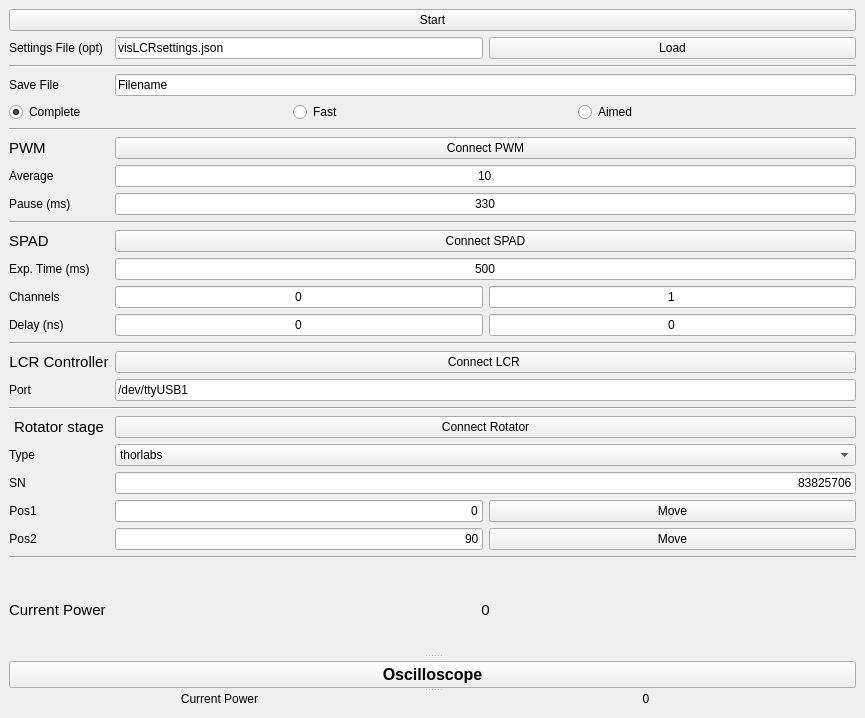
Old version of the form visLCR.ui in the repository qLuxor/pylabtools.
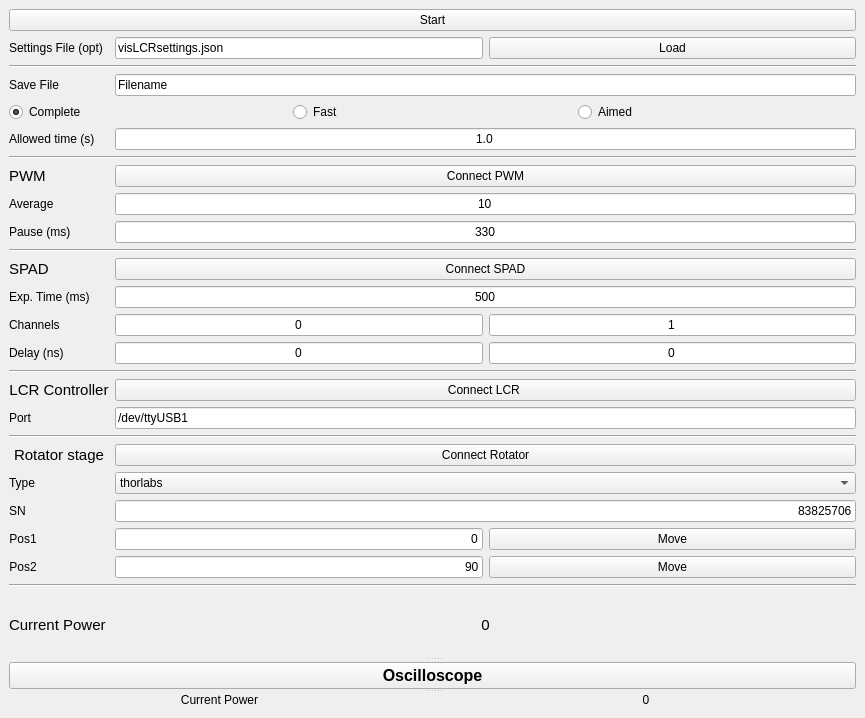
New version of the form.

Commit message: Fixed missing UI for allowtime

Patch:
```diff
--- a/visLCR.ui
+++ b/visLCR.ui
@@ -46,16 +46,6 @@
                </property>
               </widget>
              </item>
-             <item row="8" column="1" colspan="2">
-              <widget class="QLineEdit" name="txtPause">
-               <property name="text">
-                <string>330</string>
-               </property>
-               <property name="alignment">
-                <set>Qt::AlignCenter</set>
-               </property>
-              </widget>
-             </item>
              <item row="3" column="0">
               <widget class="QLabel" name="label_16">
                <property name="text">
@@ -70,6 +60,38 @@
                </property>
               </widget>
              </item>
+             <item row="9" column="1" colspan="2">
+              <widget class="QLineEdit" name="txtPause">
+               <property name="text">
+                <string>330</string>
+               </property>
+               <property name="alignment">
+                <set>Qt::AlignCenter</set>
+               </property>
+              </widget>
+             </item>
+             <item row="12" column="1" colspan="2">
+              <widget class="QLineEdit" name="txtExposure">
+               <property name="text">
+                <string>500</string>
+               </property>
+               <property name="alignment">
+                <set>Qt::AlignCenter</set>
+               </property>
+              </widget>
+             </item>
+             <item row="11" column="0">
+              <widget class="QLabel" name="label_6">
+               <property name="font">
+                <font>
+                 <pointsize>11</pointsize>
+                </font>
+               </property>
+               <property name="text">
+                <string>SPAD</string>
+               </property>
+              </widget>
+             </item>
              <item row="1" column="0">
               <widget class="QLabel" name="label_13">
                <property name="text">
@@ -77,6 +99,13 @@
                </property>
               </widget>
              </item>
+             <item row="6" column="0" colspan="3">
+              <widget class="Line" name="line_6">
+               <property name="orientation">
+                <enum>Qt::Horizontal</enum>
+               </property>
+              </widget>
+             </item>
              <item row="2" column="0" colspan="3">
               <widget class="Line" name="line_5">
                <property name="orientation">
@@ -84,68 +113,31 @@
                </property>
               </widget>
              </item>
-             <item row="5" column="0" colspan="3">
-              <widget class="Line" name="line_6">
-               <property name="orientation">
-                <enum>Qt::Horizontal</enum>
-               </property>
-              </widget>
-             </item>
-             <item row="8" column="0">
+             <item row="9" column="0">
               <widget class="QLabel" name="label_17">
                <property name="text">
                 <string>Pause (ms)</string>
                </property>
               </widget>
              </item>
-             <item row="10" column="0">
-              <widget class="QLabel" name="label_6">
-               <property name="font">
-                <font>
-                 <pointsize>11</pointsize>
-                </font>
-               </property>
+             <item row="13" column="2">
+              <widget class="QLineEdit" name="txtSPADOtherChannel">
                <property name="text">
-                <string>SPAD</string>
+                <string>1</string>
+               </property>
+               <property name="alignment">
+                <set>Qt::AlignCenter</set>
                </property>
               </widget>
              </item>
              <item row="11" column="1" colspan="2">
-              <widget class="QLineEdit" name="txtExposure">
+              <widget class="QPushButton" name="btnConnectSPAD">
                <property name="text">
-                <string>500</string>
+                <string>Connect SPAD</string>
                </property>
-               <property name="alignment">
-                <set>Qt::AlignCenter</set>
-               </property>
               </widget>
              </item>
-             <item row="15" column="0">
-              <widget class="QLabel" name="label_4">
-               <property name="font">
-                <font>
-                 <pointsize>11</pointsize>
-                </font>
-               </property>
-               <property name="text">
-                <string>LCR Controller</string>
-               </property>
-               <property name="alignment">
-                <set>Qt::AlignCenter</set>
-               </property>
-              </widget>
-             </item>
-             <item row="7" column="1" colspan="2">
-              <widget class="QLineEdit" name="txtAverage">
-               <property name="text">
-                <string>10</string>
-               </property>
-               <property name="alignment">
-                <set>Qt::AlignCenter</set>
-               </property>
-              </widget>
-             </item>
-             <item row="16" column="1" colspan="2">
+             <item row="17" column="1" colspan="2">
               <widget class="QLineEdit" name="txtPort">
                <property name="text">
                 <string>/dev/ttyUSB1</string>
@@ -155,17 +147,10 @@
                </property>
               </widget>
              </item>
-             <item row="10" column="1" colspan="2">
-              <widget class="QPushButton" name="btnConnectSPAD">
+             <item row="8" column="1" colspan="2">
+              <widget class="QLineEdit" name="txtAverage">
                <property name="text">
-                <string>Connect SPAD</string>
-               </property>
-              </widget>
-             </item>
-             <item row="12" column="2">
-              <widget class="QLineEdit" name="txtSPADOtherChannel">
-               <property name="text">
-                <string>1</string>
+                <string>10</string>
                </property>
                <property name="alignment">
                 <set>Qt::AlignCenter</set>
@@ -173,13 +158,21 @@
               </widget>
              </item>
              <item row="16" column="0">
-              <widget class="QLabel" name="label_9">
+              <widget class="QLabel" name="label_4">
+               <property name="font">
+                <font>
+                 <pointsize>11</pointsize>
+                </font>
+               </property>
                <property name="text">
-                <string>Port</string>
+                <string>LCR Controller</string>
+               </property>
+               <property name="alignment">
+                <set>Qt::AlignCenter</set>
                </property>
               </widget>
              </item>
-             <item row="6" column="0">
+             <item row="7" column="0">
               <widget class="QLabel" name="label_5">
                <property name="font">
                 <font>
@@ -191,31 +184,28 @@
                </property>
               </widget>
              </item>
-             <item row="6" column="1" colspan="2">
+             <item row="17" column="0">
+              <widget class="QLabel" name="label_9">
+               <property name="text">
+                <string>Port</string>
+               </property>
+              </widget>
+             </item>
+             <item row="7" column="1" colspan="2">
               <widget class="QPushButton" name="btnConnectPWM">
                <property name="text">
                 <string>Connect PWM</string>
                </property>
               </widget>
              </item>
-             <item row="13" column="2">
-              <widget class="QLineEdit" name="txtOtherDelay">
-               <property name="text">
-                <string>0</string>
-               </property>
-               <property name="alignment">
-                <set>Qt::AlignCenter</set>
-               </property>
-              </widget>
-             </item>
-             <item row="9" column="0" colspan="3">
+             <item row="10" column="0" colspan="3">
               <widget class="Line" name="line">
                <property name="orientation">
                 <enum>Qt::Horizontal</enum>
                </property>
               </widget>
              </item>
-             <item row="13" column="1">
+             <item row="14" column="1">
               <widget class="QLineEdit" name="txtDelay">
                <property name="text">
                 <string>0</string>
@@ -225,38 +215,31 @@
                </property>
               </widget>
              </item>
-             <item row="15" column="1" colspan="2">
-              <widget class="QPushButton" name="btnConnectLCR">
+             <item row="14" column="2">
+              <widget class="QLineEdit" name="txtOtherDelay">
                <property name="text">
-                <string>Connect LCR </string>
+                <string>0</string>
+               </property>
+               <property name="alignment">
+                <set>Qt::AlignCenter</set>
                </property>
               </widget>
              </item>
-             <item row="11" column="0">
+             <item row="12" column="0">
               <widget class="QLabel" name="label">
                <property name="text">
                 <string>Exp. Time (ms)</string>
                </property>
               </widget>
              </item>
-             <item row="12" column="1">
-              <widget class="QLineEdit" name="txtSPADChannel">
+             <item row="16" column="1" colspan="2">
+              <widget class="QPushButton" name="btnConnectLCR">
                <property name="text">
-                <string>0</string>
+                <string>Connect LCR </string>
                </property>
-               <property name="alignment">
-                <set>Qt::AlignCenter</set>
-               </property>
               </widget>
              </item>
-             <item row="12" column="0">
-              <widget class="QLabel" name="label_10">
-               <property name="text">
-                <string>Channels</string>
-               </property>
-              </widget>
-             </item>
-             <item row="14" column="0" colspan="3">
+             <item row="15" column="0" colspan="3">
               <widget class="Line" name="line_2">
                <property name="orientation">
                 <enum>Qt::Horizontal</enum>
@@ -264,20 +247,37 @@
               </widget>
              </item>
              <item row="13" column="0">
+              <widget class="QLabel" name="label_10">
+               <property name="text">
+                <string>Channels</string>
+               </property>
+              </widget>
+             </item>
+             <item row="13" column="1">
+              <widget class="QLineEdit" name="txtSPADChannel">
+               <property name="text">
+                <string>0</string>
+               </property>
+               <property name="alignment">
+                <set>Qt::AlignCenter</set>
+               </property>
+              </widget>
+             </item>
+             <item row="14" column="0">
               <widget class="QLabel" name="label_11">
                <property name="text">
                 <string>Delay (ns)</string>
                </property>
               </widget>
              </item>
-             <item row="7" column="0">
+             <item row="8" column="0">
               <widget class="QLabel" name="label_8">
                <property name="text">
                 <string>Average</string>
                </property>
               </widget>
              </item>
-             <item row="24" column="0">
+             <item row="25" column="0">
               <widget class="QLabel" name="label_12">
                <property name="font">
                 <font>
@@ -289,7 +289,7 @@
                </property>
               </widget>
              </item>
-             <item row="19" column="1" colspan="2">
+             <item row="20" column="1" colspan="2">
               <widget class="QComboBox" name="cmbLinearStage">
                <property name="sizePolicy">
                 <sizepolicy hsizetype="MinimumExpanding" vsizetype="Fixed">
@@ -307,7 +307,7 @@
                </item>
               </widget>
              </item>
-             <item row="20" column="1" colspan="2">
+             <item row="21" column="1" colspan="2">
               <widget class="QLineEdit" name="txtSN">
                <property name="sizePolicy">
                 <sizepolicy hsizetype="MinimumExpanding" vsizetype="Fixed">
@@ -323,7 +323,30 @@
                </property>
               </widget>
              </item>
-             <item row="22" column="1">
+             <item row="24" column="0" colspan="3">
+              <widget class="Line" name="line_4">
+               <property name="orientation">
+                <enum>Qt::Horizontal</enum>
+               </property>
+              </widget>
+             </item>
+             <item row="23" column="0">
+              <widget class="QLabel" name="label_3">
+               <property name="sizePolicy">
+                <sizepolicy hsizetype="Maximum" vsizetype="Preferred">
+                 <horstretch>0</horstretch>
+                 <verstretch>0</verstretch>
+                </sizepolicy>
+               </property>
+               <property name="text">
+                <string>Pos2</string>
+               </property>
+               <property name="alignment">
+                <set>Qt::AlignCenter</set>
+               </property>
+              </widget>
+             </item>
+             <item row="23" column="1">
               <widget class="QLineEdit" name="txtPos2">
                <property name="sizePolicy">
                 <sizepolicy hsizetype="MinimumExpanding" vsizetype="Fixed">
@@ -340,29 +363,6 @@
               </widget>
              </item>
              <item row="22" column="0">
-              <widget class="QLabel" name="label_3">
-               <property name="sizePolicy">
-                <sizepolicy hsizetype="Maximum" vsizetype="Preferred">
-                 <horstretch>0</horstretch>
-                 <verstretch>0</verstretch>
-                </sizepolicy>
-               </property>
-               <property name="text">
-                <string>Pos2</string>
-               </property>
-               <property name="alignment">
-                <set>Qt::AlignCenter</set>
-               </property>
-              </widget>
-             </item>
-             <item row="23" column="0" colspan="3">
-              <widget class="Line" name="line_4">
-               <property name="orientation">
-                <enum>Qt::Horizontal</enum>
-               </property>
-              </widget>
-             </item>
-             <item row="21" column="0">
               <widget class="QLabel" name="label_2">
                <property name="sizePolicy">
                 <sizepolicy hsizetype="Maximum" vsizetype="Preferred">
@@ -378,7 +378,7 @@
                </property>
               </widget>
              </item>
-             <item row="21" column="1">
+             <item row="22" column="1">
               <widget class="QLineEdit" name="txtPos1">
                <property name="sizePolicy">
                 <sizepolicy hsizetype="MinimumExpanding" vsizetype="Fixed">
@@ -394,7 +394,14 @@
                </property>
               </widget>
              </item>
-             <item row="24" column="1" colspan="2">
+             <item row="18" column="0" colspan="3">
+              <widget class="Line" name="line_3">
+               <property name="orientation">
+                <enum>Qt::Horizontal</enum>
+               </property>
+              </widget>
+             </item>
+             <item row="25" column="1" colspan="2">
               <widget class="QLabel" name="lblPowerStart">
                <property name="font">
                 <font>
@@ -409,21 +416,30 @@
                </property>
               </widget>
              </item>
-             <item row="22" column="2">
+             <item row="21" column="0">
+              <widget class="QLabel" name="label_15">
+               <property name="sizePolicy">
+                <sizepolicy hsizetype="Maximum" vsizetype="Preferred">
+                 <horstretch>0</horstretch>
+                 <verstretch>0</verstretch>
+                </sizepolicy>
+               </property>
+               <property name="text">
+                <string>SN</string>
+               </property>
+               <property name="alignment">
+                <set>Qt::AlignCenter</set>
+               </property>
+              </widget>
+             </item>
+             <item row="23" column="2">
               <widget class="QPushButton" name="btnMove2">
                <property name="text">
                 <string>Move</string>
                </property>
               </widget>
              </item>
-             <item row="17" column="0" colspan="3">
-              <widget class="Line" name="line_3">
-               <property name="orientation">
-                <enum>Qt::Horizontal</enum>
-               </property>
-              </widget>
-             </item>
-             <item row="21" column="2">
+             <item row="22" column="2">
               <widget class="QPushButton" name="btnMove1">
                <property name="text">
                 <string>Move</string>
@@ -431,44 +447,28 @@
               </widget>
              </item>
              <item row="20" column="0">
-              <widget class="QLabel" name="label_15">
-               <property name="sizePolicy">
-                <sizepolicy hsizetype="Maximum" vsizetype="Preferred">
-                 <horstretch>0</horstretch>
-                 <verstretch>0</verstretch>
-                </sizepolicy>
-               </property>
-               <property name="text">
-                <string>SN</string>
-               </property>
-               <property name="alignment">
-                <set>Qt::AlignCenter</set>
-               </property>
-              </widget>
-             </item>
-             <item row="18" column="0">
-              <widget class="QLabel" name="label_14">
-               <property name="font">
-                <font>
-                 <pointsize>11</pointsize>
-                </font>
-               </property>
-               <property name="text">
-                <string>Rotator stage</string>
-               </property>
-               <property name="alignment">
-                <set>Qt::AlignCenter</set>
-               </property>
-              </widget>
-             </item>
-             <item row="19" column="0">
               <widget class="QLabel" name="label_7">
                <property name="text">
                 <string>Type</string>
                </property>
               </widget>
              </item>
-             <item row="18" column="1" colspan="2">
+             <item row="19" column="0">
+              <widget class="QLabel" name="label_14">
+               <property name="font">
+                <font>
+                 <pointsize>11</pointsize>
+                </font>
+               </property>
+               <property name="text">
+                <string>Rotator stage</string>
+               </property>
+               <property name="alignment">
+                <set>Qt::AlignCenter</set>
+               </property>
+              </widget>
+             </item>
+             <item row="19" column="1" colspan="2">
               <widget class="QPushButton" name="btnConnect">
                <property name="text">
                 <string>Connect Rotator</string>
@@ -506,13 +506,6 @@
                </item>
               </layout>
              </item>
-             <item row="0" column="0" colspan="3">
-              <widget class="QPushButton" name="btnStart">
-               <property name="text">
-                <string>Start</string>
-               </property>
-              </widget>
-             </item>
              <item row="3" column="1" colspan="2">
               <widget class="QLineEdit" name="txtFileName">
                <property name="text">
@@ -520,6 +513,30 @@
                </property>
               </widget>
              </item>
+             <item row="0" column="0" colspan="3">
+              <widget class="QPushButton" name="btnStart">
+               <property name="text">
+                <string>Start</string>
+               </property>
+              </widget>
+             </item>
+             <item row="5" column="1" colspan="2">
+              <widget class="QLineEdit" name="txtAllowTime">
+               <property name="text">
+                <string>1.0</string>
+               </property>
+               <property name="alignment">
+                <set>Qt::AlignCenter</set>
+               </property>
+              </widget>
+             </item>
+             <item row="5" column="0">
+              <widget class="QLabel" name="label_18">
+               <property name="text">
+                <string>Allowed time (s)</string>
+               </property>
+              </widget>
+             </item>
             </layout>
            </widget>
           </widget>
```
